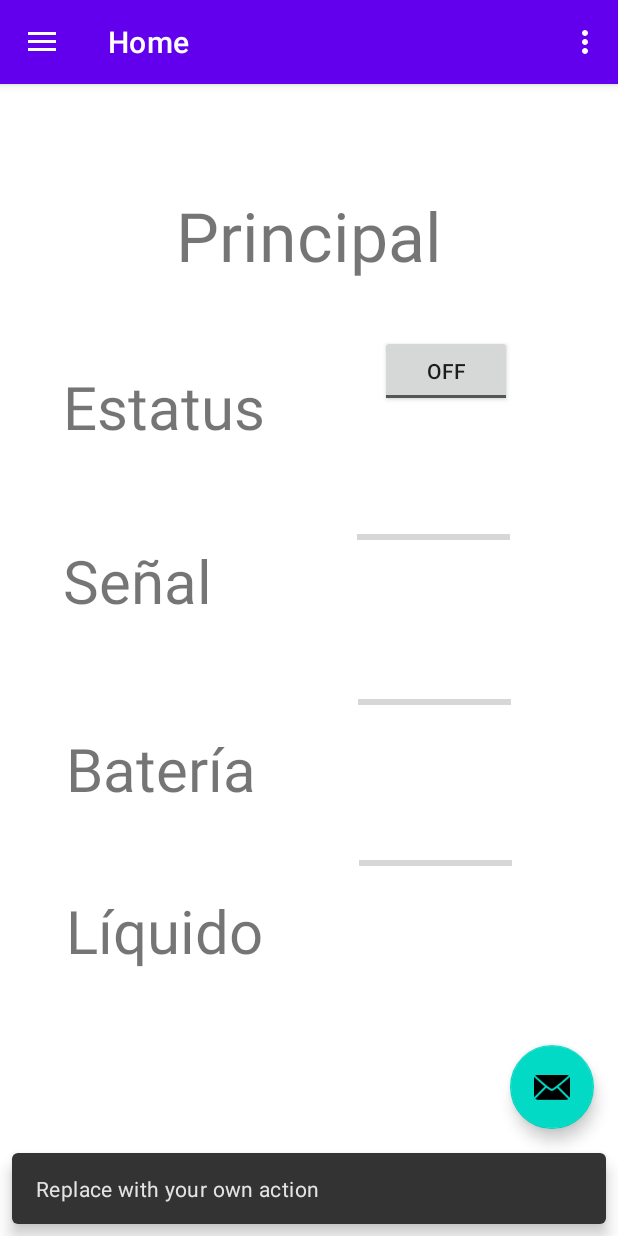
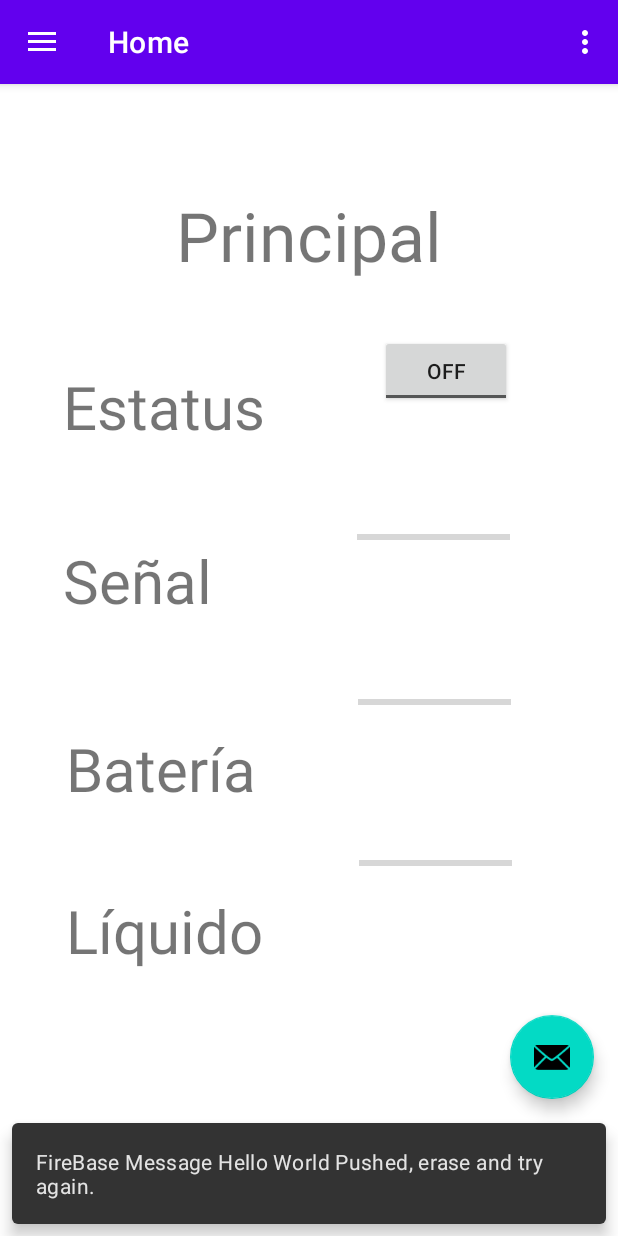
Before and after one commit to JazminAndrade/Prolimo3, an Android app: the MainActivity2 screen opened directly, with no data from a screen before it, after a tap on an icon or button, on a phone screen of 412 x 824 dp. Run offline under Robolectric (Android 15) with nearby library versions, the phone set to English and light mode, and no system bars; our stand-ins replace Firebase (no records; nobody signed in at launch, a user with empty details on screens opened directly), navigation-ui.

Commit message:
Botón de Hello World con FireBase

```diff
--- a/app/src/main/java/com/example/prolimo3/MainActivity.java
+++ b/app/src/main/java/com/example/prolimo3/MainActivity.java
@@ -27,10 +27,6 @@ public class MainActivity extends AppCompatActivity {
                 startActivity(siguiente);
             }
         });
-        // Write a message to the database
-        FirebaseDatabase database = FirebaseDatabase.getInstance();
-        DatabaseReference myRef = database.getReference("message");
 
-        myRef.setValue("Hello, World!");
     }
 }
--- a/app/src/main/java/com/example/prolimo3/MainActivity2.java
+++ b/app/src/main/java/com/example/prolimo3/MainActivity2.java
@@ -7,6 +7,8 @@ import android.view.Menu;
 import com.google.android.material.floatingactionbutton.FloatingActionButton;
 import com.google.android.material.snackbar.Snackbar;
 import com.google.android.material.navigation.NavigationView;
+import com.google.firebase.database.DatabaseReference;
+import com.google.firebase.database.FirebaseDatabase;
 
 import androidx.navigation.NavController;
 import androidx.navigation.Navigation;
@@ -30,7 +32,12 @@ public class MainActivity2 extends AppCompatActivity {
         fab.setOnClickListener(new View.OnClickListener() {
             @Override
             public void onClick(View view) {
-                Snackbar.make(view, "Replace with your own action", Snackbar.LENGTH_LONG)
+                // Write a message to the database
+                FirebaseDatabase database = FirebaseDatabase.getInstance();
+                DatabaseReference myRef = database.getReference("message");
+
+                myRef.setValue("Hello, World!");
+                Snackbar.make(view, "FireBase Message Hello World Pushed, erase and try again.", Snackbar.LENGTH_LONG)
                         .setAction("Action", null).show();
             }
         });
```
